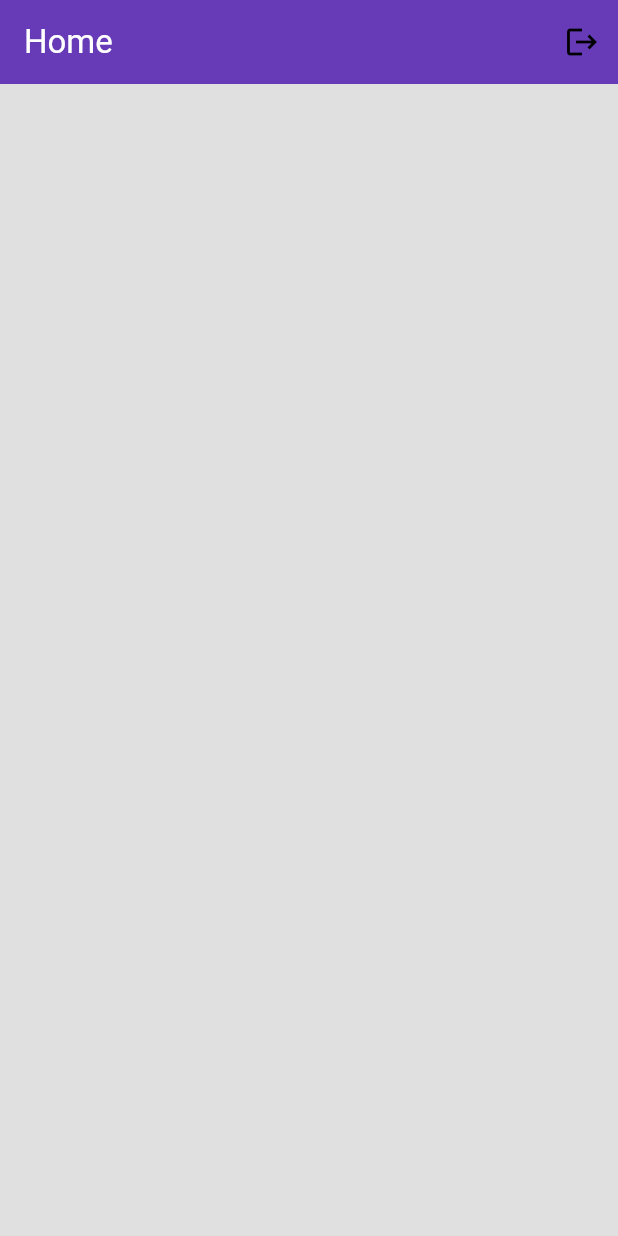
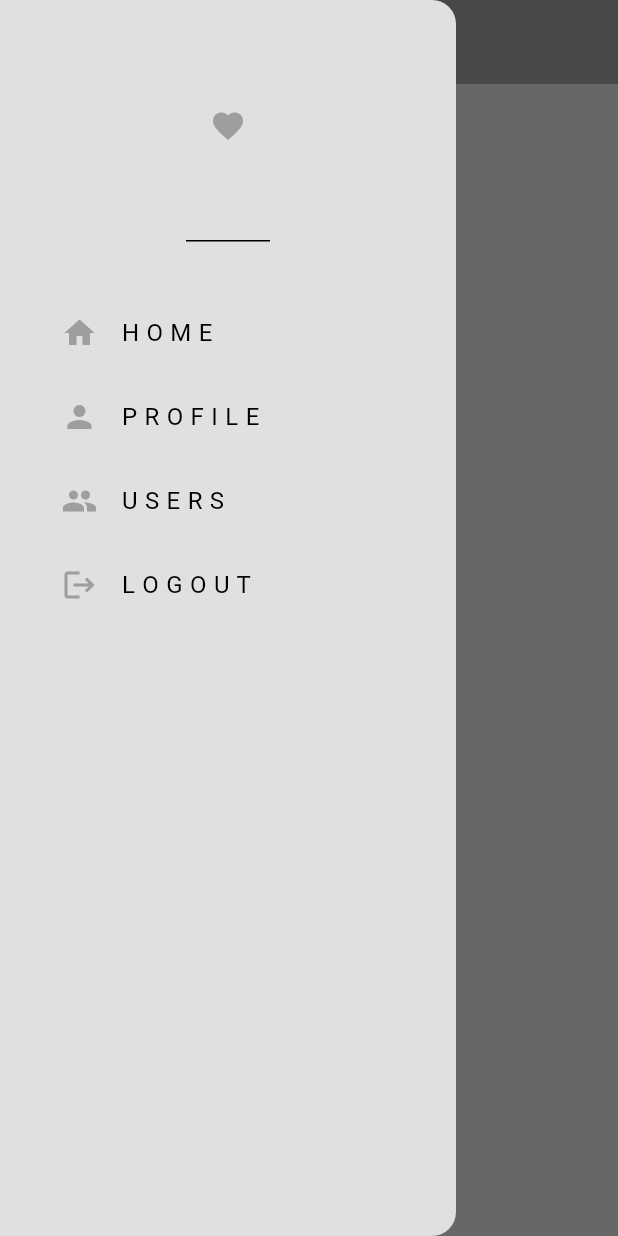
Before and after one commit to Betselot-GA/Social-Meda-App, a Flutter app: the screen it shows once a user with an empty profile is signed in, with the side drawer open (before the commit the screen has no drawer), on a phone screen of 412 x 824 dp. Run offline on Flutter 3.47's test engine with Material 3 defaults, Android fonts, the phone set to English and light mode, and no system bars; our stand-ins replace cloud_firestore, firebase_auth, firebase_core; accounts and stored records are empty.

```diff
--- a/lib/Pages/home_page.dart
+++ b/lib/Pages/home_page.dart
@@ -1,33 +1,19 @@
 import 'package:firebase_auth/firebase_auth.dart';
 import 'package:flutter/material.dart';
+import 'package:social_media/components/my_drawer.dart';
 
 class HomePage extends StatelessWidget {
   const HomePage({super.key});
-
-  // logout user
-  void logout() {
-    FirebaseAuth.instance.signOut();
-  }
 
   @override
   Widget build(BuildContext context) {
     return Scaffold(
       appBar: AppBar(
-        title: Text(
-          "Home",
-          style: TextStyle(
-            color: Colors.white,
-          ),
-        ),
-        backgroundColor: Colors.deepPurple,
-        actions: [
-          // logout button
-          IconButton(
-            onPressed: logout,
-            icon: Icon(Icons.logout),
-          ),
-        ],
+        title: Text("Home"),
+        backgroundColor: Theme.of(context).colorScheme.inversePrimary,
+        elevation: 0,
       ),
+      drawer: MyDrawer(),
     );
   }
 }
--- /dev/null
+++ b/lib/components/my_drawer.dart
@@ -0,0 +1,104 @@
+import 'package:firebase_auth/firebase_auth.dart';
+import 'package:flutter/material.dart';
+
+class MyDrawer extends StatelessWidget {
+  MyDrawer({super.key});
+
+  // logout user
+  void logout() {
+    FirebaseAuth.instance.signOut();
+  }
+
+  @override
+  Widget build(BuildContext context) {
+    return Drawer(
+      backgroundColor: Theme.of(context).colorScheme.surface,
+      child: Column(
+        children: [
+          Column(
+            mainAxisAlignment: MainAxisAlignment.spaceBetween,
+            children: [
+              // drawer header
+              DrawerHeader(
+                child: Icon(
+                  Icons.favorite,
+                  color: Theme.of(context).colorScheme.inversePrimary,
+                ),
+              ),
+
+              const SizedBox(
+                height: 25,
+              ),
+              // home tile
+              Padding(
+                padding: const EdgeInsets.only(left: 25.0),
+                child: ListTile(
+                  leading: Icon(
+                    Icons.home,
+                    color: Theme.of(context).colorScheme.inversePrimary,
+                  ),
+                  title: Text("H O M E"),
+                  onTap: () {
+                    // this is already the home screen so just pop drawer
+                    Navigator.pop(context);
+                  },
+                ),
+              ),
+
+              // profile tile
+              Padding(
+                padding: const EdgeInsets.only(left: 25.0),
+                child: ListTile(
+                  leading: Icon(
+                    Icons.person,
+                    color: Theme.of(context).colorScheme.inversePrimary,
+                  ),
+                  title: Text("P R O F I L E"),
+                  onTap: () {
+                    // navigate to profile page
+                    Navigator.pushNamed(context, '/profile_page');
+                  },
+                ),
+              ),
+
+              // users tile
+              Padding(
+                padding: const EdgeInsets.only(left: 25.0),
+                child: ListTile(
+                  leading: Icon(
+                    Icons.group,
+                    color: Theme.of(context).colorScheme.inversePrimary,
+                  ),
+                  title: Text("U S E R S"),
+                  onTap: () {
+                    // navigate to users page
+                    Navigator.pushNamed(context, '/users_page');
+                  },
+                ),
+              ),
+            ],
+          ),
+
+          // logout tile
+          Padding(
+            padding: const EdgeInsets.only(left: 25.0, bottom: 25.0),
+            child: ListTile(
+              leading: Icon(
+                Icons.logout,
+                color: Theme.of(context).colorScheme.inversePrimary,
+              ),
+              title: const Text("L O G O U T"),
+              onTap: () {
+                // pop drawe
+                Navigator.pop(context);
+
+                //log out
+                logout();
+              },
+            ),
+          )
+        ],
+      ),
+    );
+  }
+}
--- a/lib/main.dart
+++ b/lib/main.dart
@@ -1,6 +1,9 @@
 import 'package:firebase_core/firebase_core.dart';
 import 'package:flutter/material.dart';
+import 'package:social_media/Pages/home_page.dart';
+import 'package:social_media/Pages/profile_page.dart';
 import 'package:social_media/Pages/register_page.dart';
+import 'package:social_media/Pages/users_page.dart';
 import 'package:social_media/auth/auth.dart';
 import 'package:social_media/auth/login_or_register.dart';
 import 'package:social_media/firebase_options.dart';
@@ -26,6 +29,12 @@ class MyApp extends StatelessWidget {
       theme: lightMode,
       darkTheme: darkMode,
       themeMode: ThemeMode.system,
+      routes: {
+        '/login_register_page': (context) => LoginOrRegister(),
+        '/home_page': (context) => const HomePage(),
+        '/profile_page': (context) => ProfilePage(),
+        '/users_page': (context) => const UsersPage(),
+      },
     );
   }
 }
--- a/pubspec.yaml
+++ b/pubspec.yaml
@@ -37,6 +37,7 @@ dependencies:
   cupertino_icons: ^1.0.2
   firebase_core: ^3.3.0
   firebase_auth: ^5.1.4
+  cloud_firestore: ^5.2.1
 
 dev_dependencies:
   flutter_test:
```
Also changed, not shown: lib/Pages/profile_page.dart (added, +62 -0 lines), lib/Pages/register_page.dart (+18 -3 lines), lib/Pages/users_page.dart (added, +16 -0 lines), pubspec.lock, 3 other files.
